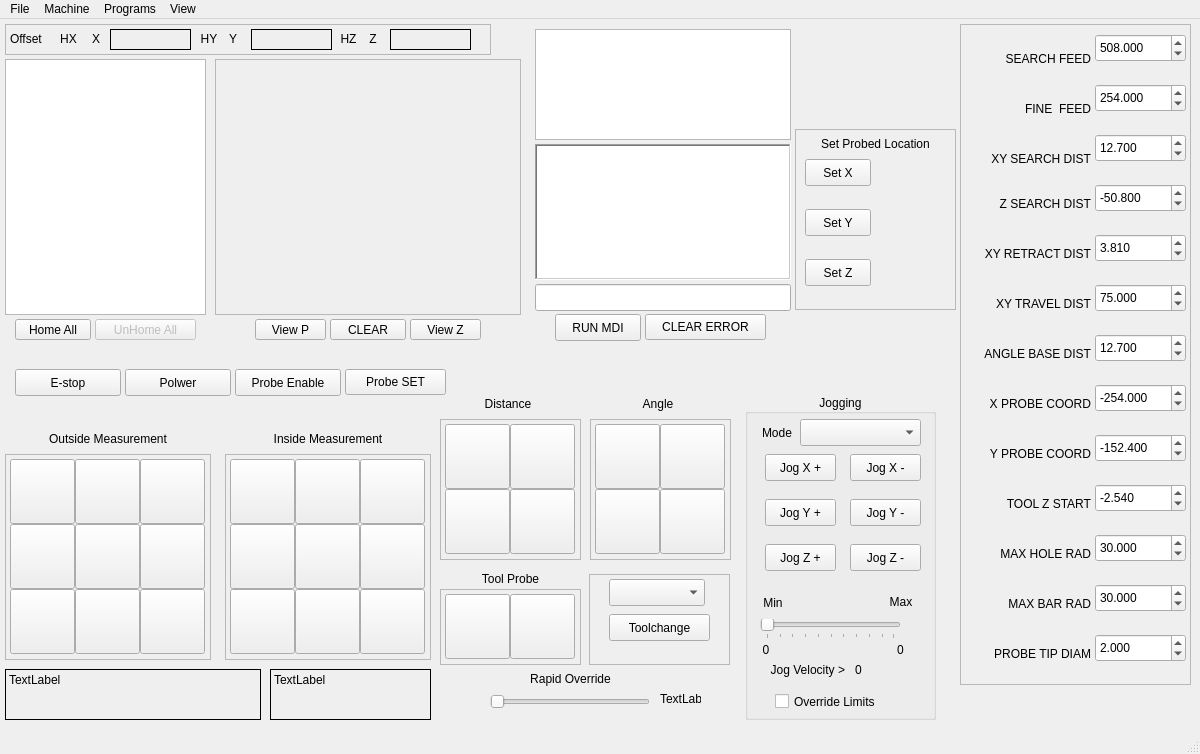
First picture: the form in examples/touch_probe2/touch-probe2-metric.ui, repository jethornton/flexgui, before the edit.
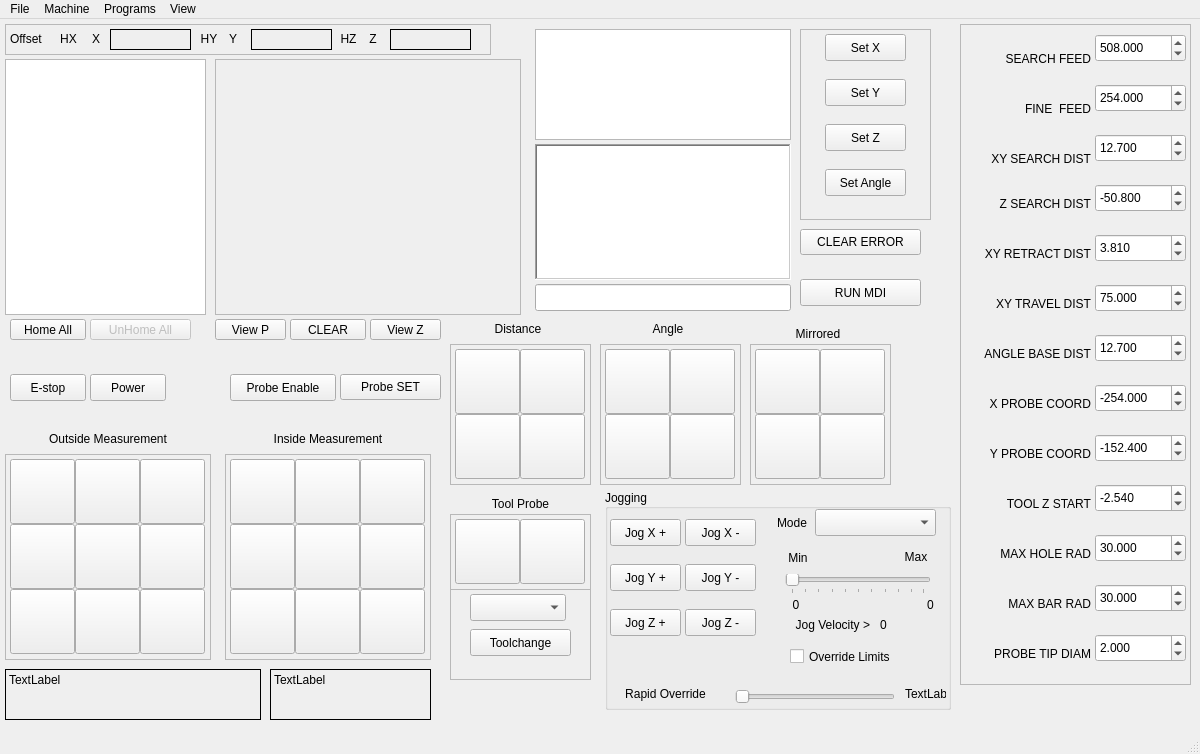
Second picture: the form after the edit.

Commit message: 10/04/2024 Updated touch-probe2 example with new subroutines

```diff
--- a/examples/touch_probe2/touch-probe2-metric.ui
+++ b/examples/touch_probe2/touch-probe2-metric.ui
@@ -65,8 +65,8 @@
    <widget class="QFrame" name="frame_10">
     <property name="geometry">
      <rect>
-      <x>440</x>
-      <y>570</y>
+      <x>450</x>
+      <y>495</y>
       <width>141</width>
       <height>76</height>
      </rect>
@@ -461,8 +461,8 @@
    <widget class="QLabel" name="label_44">
     <property name="geometry">
      <rect>
-      <x>470</x>
-      <y>550</y>
+      <x>480</x>
+      <y>475</y>
       <width>81</width>
       <height>19</height>
      </rect>
@@ -477,7 +477,7 @@
    <widget class="QPushButton" name="home_all_pb">
     <property name="geometry">
      <rect>
-      <x>15</x>
+      <x>10</x>
       <y>300</y>
       <width>76</width>
       <height>21</height>
@@ -487,19 +487,6 @@
      <string>Home All</string>
     </property>
    </widget>
-   <widget class="QPushButton" name="clear_errors_pb">
-    <property name="geometry">
-     <rect>
-      <x>645</x>
-      <y>295</y>
-      <width>121</width>
-      <height>26</height>
-     </rect>
-    </property>
-    <property name="text">
-     <string>CLEAR ERROR</string>
-    </property>
-   </widget>
    <widget class="QPlainTextEdit" name="errors_pte">
     <property name="geometry">
      <rect>
@@ -716,239 +703,10 @@
      </property>
     </widget>
    </widget>
-   <widget class="QGroupBox" name="groupBox_7">
-    <property name="geometry">
-     <rect>
-      <x>745</x>
-      <y>375</y>
-      <width>191</width>
-      <height>326</height>
-     </rect>
-    </property>
-    <property name="title">
-     <string>Jogging</string>
-    </property>
-    <property name="alignment">
-     <set>Qt::AlignCenter</set>
-    </property>
-    <widget class="QPushButton" name="jog_plus_pb_2">
-     <property name="geometry">
-      <rect>
-       <x>20</x>
-       <y>150</y>
-       <width>71</width>
-       <height>27</height>
-      </rect>
-     </property>
-     <property name="text">
-      <string>Jog Z +</string>
-     </property>
-    </widget>
-    <widget class="QPushButton" name="jog_minus_pb_2">
-     <property name="geometry">
-      <rect>
-       <x>105</x>
-       <y>150</y>
-       <width>71</width>
-       <height>27</height>
-      </rect>
-     </property>
-     <property name="text">
-      <string>Jog Z -</string>
-     </property>
-    </widget>
-    <widget class="QPushButton" name="jog_minus_pb_0">
-     <property name="geometry">
-      <rect>
-       <x>105</x>
-       <y>60</y>
-       <width>71</width>
-       <height>27</height>
-      </rect>
-     </property>
-     <property name="text">
-      <string>Jog X -</string>
-     </property>
-    </widget>
-    <widget class="QPushButton" name="jog_plus_pb_0">
-     <property name="geometry">
-      <rect>
-       <x>20</x>
-       <y>60</y>
-       <width>71</width>
-       <height>27</height>
-      </rect>
-     </property>
-     <property name="text">
-      <string>Jog X +</string>
-     </property>
-    </widget>
-    <widget class="QPushButton" name="jog_minus_pb_1">
-     <property name="geometry">
-      <rect>
-       <x>105</x>
-       <y>105</y>
-       <width>71</width>
-       <height>27</height>
-      </rect>
-     </property>
-     <property name="text">
-      <string>Jog Y -</string>
-     </property>
-    </widget>
-    <widget class="QPushButton" name="jog_plus_pb_1">
-     <property name="geometry">
-      <rect>
-       <x>20</x>
-       <y>105</y>
-       <width>71</width>
-       <height>27</height>
-      </rect>
-     </property>
-     <property name="text">
-      <string>Jog Y +</string>
-     </property>
-    </widget>
-    <widget class="QComboBox" name="jog_modes_cb">
-     <property name="geometry">
-      <rect>
-       <x>55</x>
-       <y>25</y>
-       <width>121</width>
-       <height>27</height>
-      </rect>
-     </property>
-    </widget>
-    <widget class="QLabel" name="label_7">
-     <property name="geometry">
-      <rect>
-       <x>4</x>
-       <y>25</y>
-       <width>56</width>
-       <height>27</height>
-      </rect>
-     </property>
-     <property name="text">
-      <string>Mode</string>
-     </property>
-     <property name="alignment">
-      <set>Qt::AlignCenter</set>
-     </property>
-    </widget>
-    <widget class="QLabel" name="label_12">
-     <property name="geometry">
-      <rect>
-       <x>15</x>
-       <y>195</y>
-       <width>26</width>
-       <height>28</height>
-      </rect>
-     </property>
-     <property name="text">
-      <string>Min</string>
-     </property>
-     <property name="alignment">
-      <set>Qt::AlignCenter</set>
-     </property>
-    </widget>
-    <widget class="QSlider" name="jog_vel_sl">
-     <property name="geometry">
-      <rect>
-       <x>15</x>
-       <y>225</y>
-       <width>141</width>
-       <height>20</height>
-      </rect>
-     </property>
-     <property name="orientation">
-      <enum>Qt::Horizontal</enum>
-     </property>
-     <property name="tickPosition">
-      <enum>QSlider::TicksBelow</enum>
-     </property>
-    </widget>
-    <widget class="QLabel" name="label_13">
-     <property name="geometry">
-      <rect>
-       <x>140</x>
-       <y>195</y>
-       <width>32</width>
-       <height>25</height>
-      </rect>
-     </property>
-     <property name="text">
-      <string>Max</string>
-     </property>
-     <property name="alignment">
-      <set>Qt::AlignCenter</set>
-     </property>
-    </widget>
-    <widget class="QLabel" name="min_jog_vel_lb_2">
-     <property name="geometry">
-      <rect>
-       <x>5</x>
-       <y>245</y>
-       <width>32</width>
-       <height>21</height>
-      </rect>
-     </property>
-     <property name="text">
-      <string>0</string>
-     </property>
-     <property name="alignment">
-      <set>Qt::AlignCenter</set>
-     </property>
-    </widget>
-    <widget class="QLabel" name="max_jog_vel_lb_2">
-     <property name="geometry">
-      <rect>
-       <x>140</x>
-       <y>245</y>
-       <width>31</width>
-       <height>21</height>
-      </rect>
-     </property>
-     <property name="text">
-      <string>0</string>
-     </property>
-     <property name="alignment">
-      <set>Qt::AlignCenter</set>
-     </property>
-    </widget>
-    <widget class="QLabel" name="label_14">
-     <property name="geometry">
-      <rect>
-       <x>4</x>
-       <y>265</y>
-       <width>96</width>
-       <height>21</height>
-      </rect>
-     </property>
-     <property name="text">
-      <string>Jog Velocity &gt;</string>
-     </property>
-     <property name="alignment">
-      <set>Qt::AlignRight|Qt::AlignTrailing|Qt::AlignVCenter</set>
-     </property>
-    </widget>
-    <widget class="QLabel" name="jog_vel_lb">
-     <property name="geometry">
-      <rect>
-       <x>110</x>
-       <y>265</y>
-       <width>76</width>
-       <height>21</height>
-      </rect>
-     </property>
-     <property name="text">
-      <string>0</string>
-     </property>
-    </widget>
-   </widget>
    <widget class="QPushButton" name="view_clear_pb">
     <property name="geometry">
      <rect>
-      <x>330</x>
+      <x>290</x>
       <y>300</y>
       <width>76</width>
       <height>21</height>
@@ -1005,24 +763,11 @@
      <bool>true</bool>
     </property>
    </widget>
-   <widget class="QCheckBox" name="override_limits_cb">
-    <property name="geometry">
-     <rect>
-      <x>775</x>
-      <y>670</y>
-      <width>131</width>
-      <height>25</height>
-     </rect>
-    </property>
-    <property name="text">
-     <string>Override Limits</string>
-    </property>
-   </widget>
    <widget class="QFrame" name="frame">
     <property name="geometry">
      <rect>
-      <x>589</x>
-      <y>555</y>
+      <x>450</x>
+      <y>570</y>
       <width>141</width>
       <height>91</height>
      </rect>
@@ -1066,8 +811,8 @@
    <widget class="QPushButton" name="trigger_probe">
     <property name="geometry">
      <rect>
-      <x>345</x>
-      <y>350</y>
+      <x>340</x>
+      <y>355</y>
       <width>101</width>
       <height>26</height>
      </rect>
@@ -1117,23 +862,10 @@
      <enum>QFrame::WinPanel</enum>
     </property>
    </widget>
-   <widget class="QPushButton" name="run_mdi_pb">
-    <property name="geometry">
-     <rect>
-      <x>555</x>
-      <y>295</y>
-      <width>86</width>
-      <height>27</height>
-     </rect>
-    </property>
-    <property name="text">
-     <string>RUN MDI</string>
-    </property>
-   </widget>
    <widget class="QPushButton" name="view_p_pb">
     <property name="geometry">
      <rect>
-      <x>255</x>
+      <x>215</x>
       <y>300</y>
       <width>71</width>
       <height>21</height>
@@ -1146,7 +878,7 @@
    <widget class="QPushButton" name="view_z_pb">
     <property name="geometry">
      <rect>
-      <x>410</x>
+      <x>370</x>
       <y>300</y>
       <width>71</width>
       <height>21</height>
@@ -1888,7 +1620,7 @@
     </property>
     <property name="geometry">
      <rect>
-      <x>95</x>
+      <x>90</x>
       <y>300</y>
       <width>101</width>
       <height>21</height>
@@ -1898,53 +1630,24 @@
      <string>UnHome All</string>
     </property>
    </widget>
-   <widget class="QLabel" name="label_16">
-    <property name="geometry">
-     <rect>
-      <x>515</x>
-      <y>650</y>
-      <width>111</width>
-      <height>19</height>
-     </rect>
-    </property>
-    <property name="text">
-     <string>Rapid Override</string>
-    </property>
-    <property name="alignment">
-     <set>Qt::AlignCenter</set>
-    </property>
-   </widget>
-   <widget class="QSlider" name="rapid_override_sl">
-    <property name="geometry">
-     <rect>
-      <x>490</x>
-      <y>675</y>
-      <width>160</width>
-      <height>16</height>
-     </rect>
-    </property>
-    <property name="orientation">
-     <enum>Qt::Horizontal</enum>
-    </property>
-   </widget>
    <widget class="QPushButton" name="power_pb">
     <property name="geometry">
      <rect>
-      <x>125</x>
-      <y>350</y>
-      <width>106</width>
+      <x>90</x>
+      <y>355</y>
+      <width>76</width>
       <height>27</height>
      </rect>
     </property>
     <property name="text">
-     <string>Polwer</string>
+     <string>Power</string>
     </property>
    </widget>
    <widget class="QPushButton" name="probing_enable_pb">
     <property name="geometry">
      <rect>
-      <x>235</x>
-      <y>350</y>
+      <x>230</x>
+      <y>355</y>
       <width>106</width>
       <height>27</height>
      </rect>
@@ -1956,9 +1659,9 @@
    <widget class="QPushButton" name="estop_pb">
     <property name="geometry">
      <rect>
-      <x>15</x>
-      <y>350</y>
-      <width>106</width>
+      <x>10</x>
+      <y>355</y>
+      <width>76</width>
       <height>27</height>
      </rect>
     </property>
@@ -1969,8 +1672,8 @@
    <widget class="QLabel" name="label_17">
     <property name="geometry">
      <rect>
-      <x>470</x>
-      <y>375</y>
+      <x>480</x>
+      <y>300</y>
       <width>76</width>
       <height>19</height>
      </rect>
@@ -1985,8 +1688,8 @@
    <widget class="QFrame" name="frame_5">
     <property name="geometry">
      <rect>
-      <x>440</x>
-      <y>400</y>
+      <x>450</x>
+      <y>325</y>
       <width>141</width>
       <height>141</height>
      </rect>
@@ -2074,113 +1777,11 @@
      </property>
     </widget>
    </widget>
-   <widget class="QFrame" name="frame_3">
-    <property name="geometry">
-     <rect>
-      <x>795</x>
-      <y>110</y>
-      <width>161</width>
-      <height>181</height>
-     </rect>
-    </property>
-    <property name="frameShape">
-     <enum>QFrame::StyledPanel</enum>
-    </property>
-    <property name="frameShadow">
-     <enum>QFrame::Raised</enum>
-    </property>
-    <widget class="QLabel" name="label_5">
-     <property name="geometry">
-      <rect>
-       <x>5</x>
-       <y>5</y>
-       <width>151</width>
-       <height>19</height>
-      </rect>
-     </property>
-     <property name="text">
-      <string>Set Probed Location</string>
-     </property>
-     <property name="alignment">
-      <set>Qt::AlignCenter</set>
-     </property>
-    </widget>
-    <widget class="QPushButton" name="set_X">
-     <property name="geometry">
-      <rect>
-       <x>10</x>
-       <y>30</y>
-       <width>66</width>
-       <height>27</height>
-      </rect>
-     </property>
-     <property name="text">
-      <string>Set X</string>
-     </property>
-     <property name="function" stdset="0">
-      <string>mdi</string>
-     </property>
-     <property name="command" stdset="0">
-      <string>G10 L20 P0 X 0</string>
-     </property>
-    </widget>
-    <widget class="QPushButton" name="set_Y">
-     <property name="geometry">
-      <rect>
-       <x>10</x>
-       <y>80</y>
-       <width>66</width>
-       <height>27</height>
-      </rect>
-     </property>
-     <property name="text">
-      <string>Set Y</string>
-     </property>
-     <property name="function" stdset="0">
-      <string>mdi</string>
-     </property>
-     <property name="command" stdset="0">
-      <string>G10 L20 P0 Y 0</string>
-     </property>
-    </widget>
-    <widget class="QPushButton" name="set_Z">
-     <property name="geometry">
-      <rect>
-       <x>10</x>
-       <y>130</y>
-       <width>66</width>
-       <height>27</height>
-      </rect>
-     </property>
-     <property name="text">
-      <string>Set Z</string>
-     </property>
-     <property name="function" stdset="0">
-      <string>mdi</string>
-     </property>
-     <property name="command" stdset="0">
-      <string>G10 L20 P0 Z 0</string>
-     </property>
-    </widget>
-   </widget>
-   <widget class="QLabel" name="rapid_override_lb">
-    <property name="geometry">
-     <rect>
-      <x>660</x>
-      <y>670</y>
-      <width>41</width>
-      <height>19</height>
-     </rect>
-    </property>
-    <property name="text">
-     <string>TextLabel</string>
-    </property>
-   </widget>
    <widget class="QFrame" name="frame_6">
     <property name="geometry">
      <rect>
-      <x>590</x>
-      <y>400</y>
+      <x>600</x>
+      <y>325</y>
       <width>141</width>
       <height>141</height>
      </rect>
@@ -2271,8 +1872,8 @@
    <widget class="QLabel" name="label_19">
     <property name="geometry">
      <rect>
-      <x>620</x>
-      <y>375</y>
+      <x>630</x>
+      <y>300</y>
       <width>76</width>
       <height>19</height>
      </rect>
@@ -2284,6 +1885,516 @@
      <set>Qt::AlignCenter</set>
     </property>
    </widget>
+   <widget class="QPushButton" name="clear_errors_pb">
+    <property name="geometry">
+     <rect>
+      <x>800</x>
+      <y>210</y>
+      <width>121</width>
+      <height>26</height>
+     </rect>
+    </property>
+    <property name="text">
+     <string>CLEAR ERROR</string>
+    </property>
+   </widget>
+   <widget class="QPushButton" name="run_mdi_pb">
+    <property name="geometry">
+     <rect>
+      <x>800</x>
+      <y>260</y>
+      <width>121</width>
+      <height>27</height>
+     </rect>
+    </property>
+    <property name="text">
+     <string>RUN MDI</string>
+    </property>
+   </widget>
+   <widget class="QGroupBox" name="groupBox_7">
+    <property name="geometry">
+     <rect>
+      <x>605</x>
+      <y>470</y>
+      <width>346</width>
+      <height>221</height>
+     </rect>
+    </property>
+    <property name="title">
+     <string>Jogging    </string>
+    </property>
+    <property name="alignment">
+     <set>Qt::AlignLeading|Qt::AlignLeft|Qt::AlignVCenter</set>
+    </property>
+    <widget class="QPushButton" name="jog_plus_pb_2">
+     <property name="geometry">
+      <rect>
+       <x>5</x>
+       <y>120</y>
+       <width>71</width>
+       <height>27</height>
+      </rect>
+     </property>
+     <property name="text">
+      <string>Jog Z +</string>
+     </property>
+    </widget>
+    <widget class="QPushButton" name="jog_minus_pb_2">
+     <property name="geometry">
+      <rect>
+       <x>80</x>
+       <y>120</y>
+       <width>71</width>
+       <height>27</height>
+      </rect>
+     </property>
+     <property name="text">
+      <string>Jog Z -</string>
+     </property>
+    </widget>
+    <widget class="QPushButton" name="jog_minus_pb_0">
+     <property name="geometry">
+      <rect>
+       <x>80</x>
+       <y>30</y>
+       <width>71</width>
+       <height>27</height>
+      </rect>
+     </property>
+     <property name="text">
+      <string>Jog X -</string>
+     </property>
+    </widget>
+    <widget class="QPushButton" name="jog_plus_pb_0">
+     <property name="geometry">
+      <rect>
+       <x>5</x>
+       <y>30</y>
+       <width>71</width>
+       <height>27</height>
+      </rect>
+     </property>
+     <property name="text">
+      <string>Jog X +</string>
+     </property>
+    </widget>
+    <widget class="QPushButton" name="jog_minus_pb_1">
+     <property name="geometry">
+      <rect>
+       <x>80</x>
+       <y>75</y>
+       <width>71</width>
+       <height>27</height>
+      </rect>
+     </property>
+     <property name="text">
+      <string>Jog Y -</string>
+     </property>
+    </widget>
+    <widget class="QPushButton" name="jog_plus_pb_1">
+     <property name="geometry">
+      <rect>
+       <x>5</x>
+       <y>75</y>
+       <width>71</width>
+       <height>27</height>
+      </rect>
+     </property>
+     <property name="text">
+      <string>Jog Y +</string>
+     </property>
+    </widget>
+    <widget class="QComboBox" name="jog_modes_cb">
+     <property name="geometry">
+      <rect>
+       <x>210</x>
+       <y>20</y>
+       <width>121</width>
+       <height>27</height>
+      </rect>
+     </property>
+    </widget>
+    <widget class="QLabel" name="label_7">
+     <property name="geometry">
+      <rect>
+       <x>159</x>
+       <y>20</y>
+       <width>56</width>
+       <height>27</height>
+      </rect>
+     </property>
+     <property name="text">
+      <string>Mode</string>
+     </property>
+     <property name="alignment">
+      <set>Qt::AlignCenter</set>
+     </property>
+    </widget>
+    <widget class="QLabel" name="label_12">
+     <property name="geometry">
+      <rect>
+       <x>180</x>
+       <y>55</y>
+       <width>26</width>
+       <height>28</height>
+      </rect>
+     </property>
+     <property name="text">
+      <string>Min</string>
+     </property>
+     <property name="alignment">
+      <set>Qt::AlignCenter</set>
+     </property>
+    </widget>
+    <widget class="QSlider" name="jog_vel_sl">
+     <property name="geometry">
+      <rect>
+       <x>180</x>
+       <y>85</y>
+       <width>146</width>
+       <height>20</height>
+      </rect>
+     </property>
+     <property name="orientation">
+      <enum>Qt::Horizontal</enum>
+     </property>
+     <property name="tickPosition">
+      <enum>QSlider::TicksBelow</enum>
+     </property>
+    </widget>
+    <widget class="QLabel" name="label_13">
+     <property name="geometry">
+      <rect>
+       <x>295</x>
+       <y>55</y>
+       <width>32</width>
+       <height>25</height>
+      </rect>
+     </property>
+     <property name="text">
+      <string>Max</string>
+     </property>
+     <property name="alignment">
+      <set>Qt::AlignCenter</set>
+     </property>
+    </widget>
+    <widget class="QLabel" name="min_jog_vel_lb_2">
+     <property name="geometry">
+      <rect>
+       <x>175</x>
+       <y>105</y>
+       <width>32</width>
+       <height>21</height>
+      </rect>
+     </property>
+     <property name="text">
+      <string>0</string>
+     </property>
+     <property name="alignment">
+      <set>Qt::AlignCenter</set>
+     </property>
+    </widget>
+    <widget class="QLabel" name="max_jog_vel_lb_2">
+     <property name="geometry">
+      <rect>
+       <x>310</x>
+       <y>105</y>
+       <width>31</width>
+       <height>21</height>
+      </rect>
+     </property>
+     <property name="text">
+      <string>0</string>
+     </property>
+     <property name="alignment">
+      <set>Qt::AlignCenter</set>
+     </property>
+    </widget>
+    <widget class="QLabel" name="label_14">
+     <property name="geometry">
+      <rect>
+       <x>169</x>
+       <y>125</y>
+       <width>96</width>
+       <height>21</height>
+      </rect>
+     </property>
+     <property name="text">
+      <string>Jog Velocity &gt;</string>
+     </property>
+     <property name="alignment">
+      <set>Qt::AlignRight|Qt::AlignTrailing|Qt::AlignVCenter</set>
+     </property>
+    </widget>
+    <widget class="QLabel" name="jog_vel_lb">
+     <property name="geometry">
+      <rect>
+       <x>275</x>
+       <y>125</y>
+       <width>66</width>
+       <height>21</height>
+      </rect>
+     </property>
+     <property name="text">
+      <string>0</string>
+     </property>
+    </widget>
+    <widget class="QCheckBox" name="override_limits_cb">
+     <property name="geometry">
+      <rect>
+       <x>185</x>
+       <y>155</y>
+       <width>131</width>
+       <height>25</height>
+      </rect>
+     </property>
+     <property name="text">
+      <string>Override Limits</string>
+     </property>
+    </widget>
+    <widget class="QLabel" name="rapid_override_lb">
+     <property name="geometry">
+      <rect>
+       <x>300</x>
+       <y>195</y>
+       <width>41</width>
+       <height>19</height>
+      </rect>
+     </property>
+     <property name="text">
+      <string>TextLabel</string>
+     </property>
+    </widget>
+    <widget class="QLabel" name="label_16">
+     <property name="geometry">
+      <rect>
+       <x>5</x>
+       <y>195</y>
+       <width>111</width>
+       <height>19</height>
+      </rect>
+     </property>
+     <property name="text">
+      <string>Rapid Override</string>
+     </property>
+     <property name="alignment">
+      <set>Qt::AlignCenter</set>
+     </property>
+    </widget>
+    <widget class="QSlider" name="rapid_override_sl">
+     <property name="geometry">
+      <rect>
+       <x>130</x>
+       <y>200</y>
+       <width>160</width>
+       <height>16</height>
+      </rect>
+     </property>
+     <property name="orientation">
+      <enum>Qt::Horizontal</enum>
+     </property>
+    </widget>
+   </widget>
+   <widget class="QFrame" name="frame_9">
+    <property name="geometry">
+     <rect>
+      <x>750</x>
+      <y>325</y>
+      <width>141</width>
+      <height>141</height>
+     </rect>
+    </property>
+    <property name="frameShape">
+     <enum>QFrame::StyledPanel</enum>
+    </property>
+    <property name="frameShadow">
+     <enum>QFrame::Raised</enum>
+    </property>
+    <widget class="QPushButton" name="probe_p_angle_y_minus_flip">
+     <property name="geometry">
+      <rect>
+       <x>5</x>
+       <y>5</y>
+       <width>65</width>
+       <height>65</height>
+      </rect>
+     </property>
+     <property name="text">
+      <string/>
+     </property>
+     <property name="function" stdset="0">
+      <string>mdi</string>
+     </property>
+     <property name="command" stdset="0">
+      <string>o&lt;p_angle_y_minus_m_flip&gt; call</string>
+     </property>
+    </widget>
+    <widget class="QPushButton" name="probe_p_angle_y_plus_flip">
+     <property name="geometry">
+      <rect>
+       <x>70</x>
+       <y>70</y>
+       <width>65</width>
+       <height>65</height>
+      </rect>
+     </property>
+     <property name="text">
+      <string/>
+     </property>
+     <property name="function" stdset="0">
+      <string>mdi</string>
+     </property>
+     <property name="command" stdset="0">
+      <string>o&lt;p_angle_y_plus_m_flip&gt;  call</string>
+     </property>
+    </widget>
+    <widget class="QPushButton" name="probe_p_angle_x_minus_flip">
+     <property name="geometry">
+      <rect>
+       <x>5</x>
+       <y>70</y>
+       <width>65</width>
+       <height>65</height>
+      </rect>
+     </property>
+     <property name="text">
+      <string/>
+     </property>
+     <property name="function" stdset="0">
+      <string>mdi</string>
+     </property>
+     <property name="command" stdset="0">
+      <string>o&lt;p_angle_x_minus_m_flip&gt;  call</string>
+     </property>
+    </widget>
+    <widget class="QPushButton" name="probe_p_angle_x_plus_flip">
+     <property name="geometry">
+      <rect>
+       <x>70</x>
+       <y>5</y>
+       <width>65</width>
+       <height>65</height>
+      </rect>
+     </property>
+     <property name="text">
+      <string/>
+     </property>
+     <property name="function" stdset="0">
+      <string>mdi</string>
+     </property>
+     <property name="command" stdset="0">
+      <string>o&lt;p_angle_x_plus_m_flip&gt; call</string>
+     </property>
+    </widget>
+   </widget>
+   <widget class="QLabel" name="label_21">
+    <property name="geometry">
+     <rect>
+      <x>780</x>
+      <y>305</y>
+      <width>76</width>
+      <height>19</height>
+     </rect>
+    </property>
+    <property name="text">
+     <string>Mirrored</string>
+    </property>
+    <property name="alignment">
+     <set>Qt::AlignCenter</set>
+    </property>
+   </widget>
+   <widget class="QFrame" name="frame_3">
+    <property name="geometry">
+     <rect>
+      <x>800</x>
+      <y>10</y>
+      <width>131</width>
+      <height>191</height>
+     </rect>
+    </property>
+    <property name="frameShape">
+     <enum>QFrame::StyledPanel</enum>
+    </property>
+    <property name="frameShadow">
+     <enum>QFrame::Raised</enum>
+    </property>
+    <widget class="QPushButton" name="set_X">
+     <property name="geometry">
+      <rect>
+       <x>25</x>
+       <y>5</y>
+       <width>81</width>
+       <height>27</height>
+      </rect>
+     </property>
+     <property name="text">
+      <string>Set X</string>
+     </property>
+     <property name="function" stdset="0">
+      <string>mdi</string>
+     </property>
+     <property name="command" stdset="0">
+      <string>G10 L20 P0 X 0</string>
+     </property>
+    </widget>
+    <widget class="QPushButton" name="set_Y">
+     <property name="geometry">
+      <rect>
+       <x>25</x>
+       <y>50</y>
+       <width>81</width>
+       <height>27</height>
+      </rect>
+     </property>
+     <property name="text">
+      <string>Set Y</string>
+     </property>
+     <property name="function" stdset="0">
+      <string>mdi</string>
+     </property>
+     <property name="command" stdset="0">
+      <string>G10 L20 P0 Y 0</string>
+     </property>
+    </widget>
+    <widget class="QPushButton" name="set_Z">
+     <property name="geometry">
+      <rect>
+       <x>25</x>
+       <y>95</y>
+       <width>81</width>
+       <height>27</height>
+      </rect>
+     </property>
+     <property name="text">
+      <string>Set Z</string>
+     </property>
+     <property name="function" stdset="0">
+      <string>mdi</string>
+     </property>
+     <property name="command" stdset="0">
+      <string>G10 L20 P0 Z 0</string>
+     </property>
+    </widget>
+    <widget class="QPushButton" name="set_angle">
+     <property name="geometry">
+      <rect>
+       <x>25</x>
+       <y>140</y>
+       <width>81</width>
+       <height>27</height>
+      </rect>
+     </property>
+     <property name="text">
+      <string>Set Angle</string>
+     </property>
+     <property name="function" stdset="0">
+      <string>mdi</string>
+     </property>
+     <property name="command" stdset="0">
+      <string>G10 L2 P0  R#1005</string>
+     </property>
+    </widget>
+   </widget>
   </widget>
   <widget class="QStatusBar" name="statusbar"/>
   <widget class="QMenuBar" name="menubar">
```
The commit also changes 52 other files.
